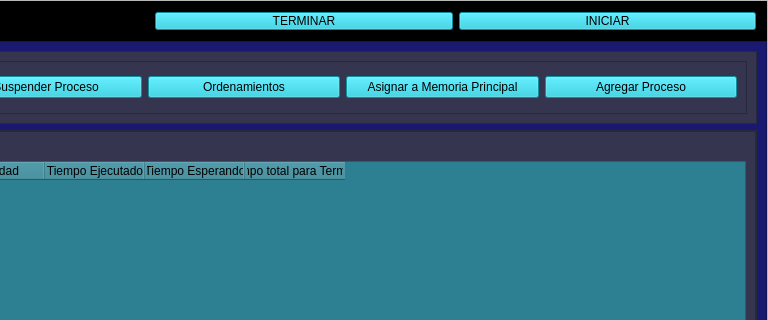
First picture: the form in view/view.ui, repository JesusAbarcaRodriguez/process-simulator, before the edit; both pictures show x 478 to 1246 and y 0 to 320 of the 1246 by 722 pixel window.
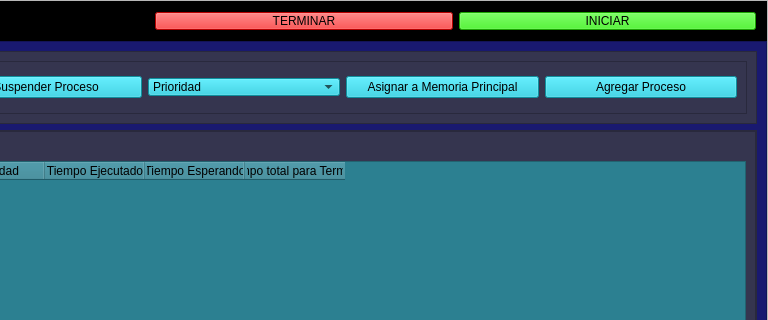
Second picture: the form after the edit.

Commit message: Add sorting functionality to memory table

```diff
--- a/view/view.ui
+++ b/view/view.ui
@@ -126,7 +126,7 @@
              <item>
               <widget class="QPushButton" name="btn_stop">
                <property name="styleSheet">
-                <string notr="true">background-color: rgb(20, 200, 220);</string>
+                <string notr="true">background-color: rgb(255, 0, 0);</string>
                </property>
                <property name="text">
                 <string>TERMINAR</string>
@@ -136,7 +136,8 @@
              <item>
               <widget class="QPushButton" name="btn_start">
                <property name="styleSheet">
-                <string notr="true">background-color: rgb(20, 200, 220);</string>
+                <string notr="true">background-color: rgb(36, 230, 2);
+font: 75 8pt &quot;MS Shell Dlg 2&quot;;</string>
                </property>
                <property name="text">
                 <string>INICIAR</string>
@@ -213,13 +214,42 @@
                  </widget>
                 </item>
                 <item>
-                 <widget class="QPushButton" name="btn_sort">
+                 <widget class="QComboBox" name="box_sort">
+                  <property name="minimumSize">
+                   <size>
+                    <width>192</width>
+                    <height>18</height>
+                   </size>
+                  </property>
+                  <property name="maximumSize">
+                   <size>
+                    <width>192</width>
+                    <height>18</height>
+                   </size>
+                  </property>
                   <property name="styleSheet">
                    <string notr="true">background-color: rgb(20, 200, 220);</string>
                   </property>
-                  <property name="text">
-                   <string>Ordenamientos</string>
-                  </property>
+                  <item>
+                   <property name="text">
+                    <string>Prioridad</string>
+                   </property>
+                  </item>
+                  <item>
+                   <property name="text">
+                    <string>El tiempo restante más corto</string>
+                   </property>
+                  </item>
+                  <item>
+                   <property name="text">
+                    <string>Trabajo más corto</string>
+                   </property>
+                  </item>
+                  <item>
+                   <property name="text">
+                    <string>FIFO</string>
+                   </property>
+                  </item>
                  </widget>
                 </item>
                 <item>
```
Left out of the diff: 4 changed lines with no effect on the pictures. The commit also changes 1 other file.
